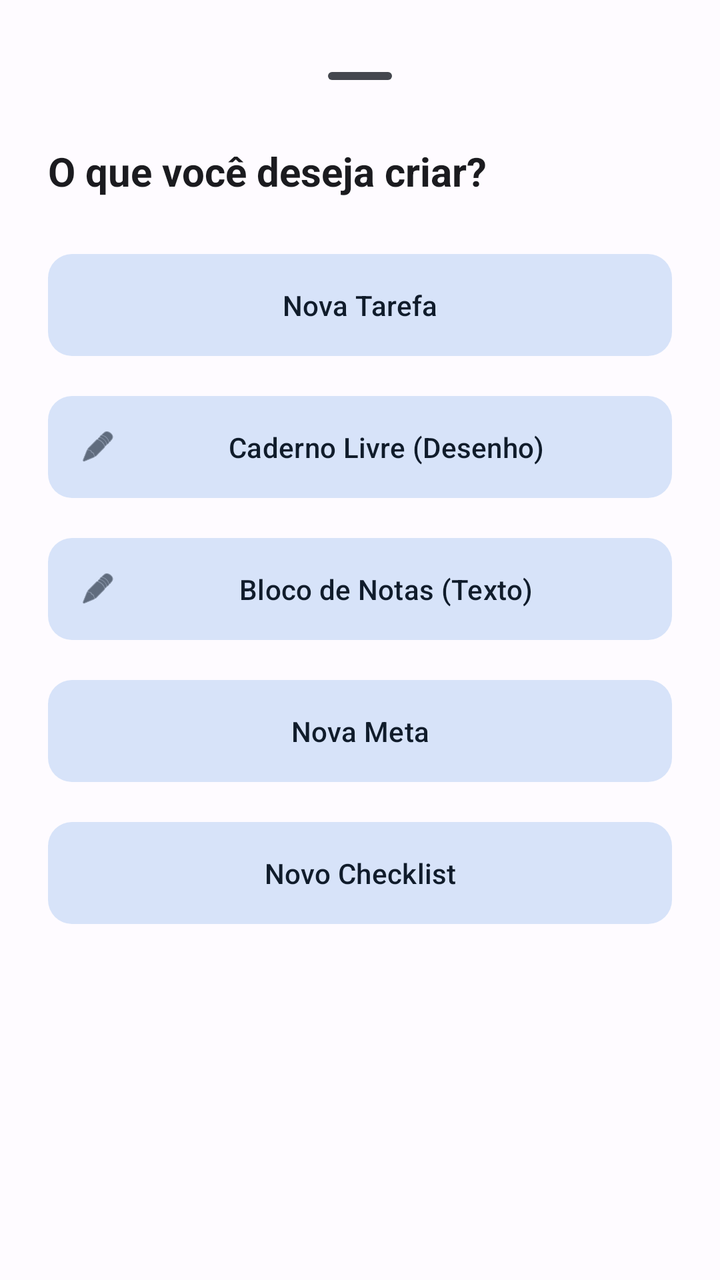
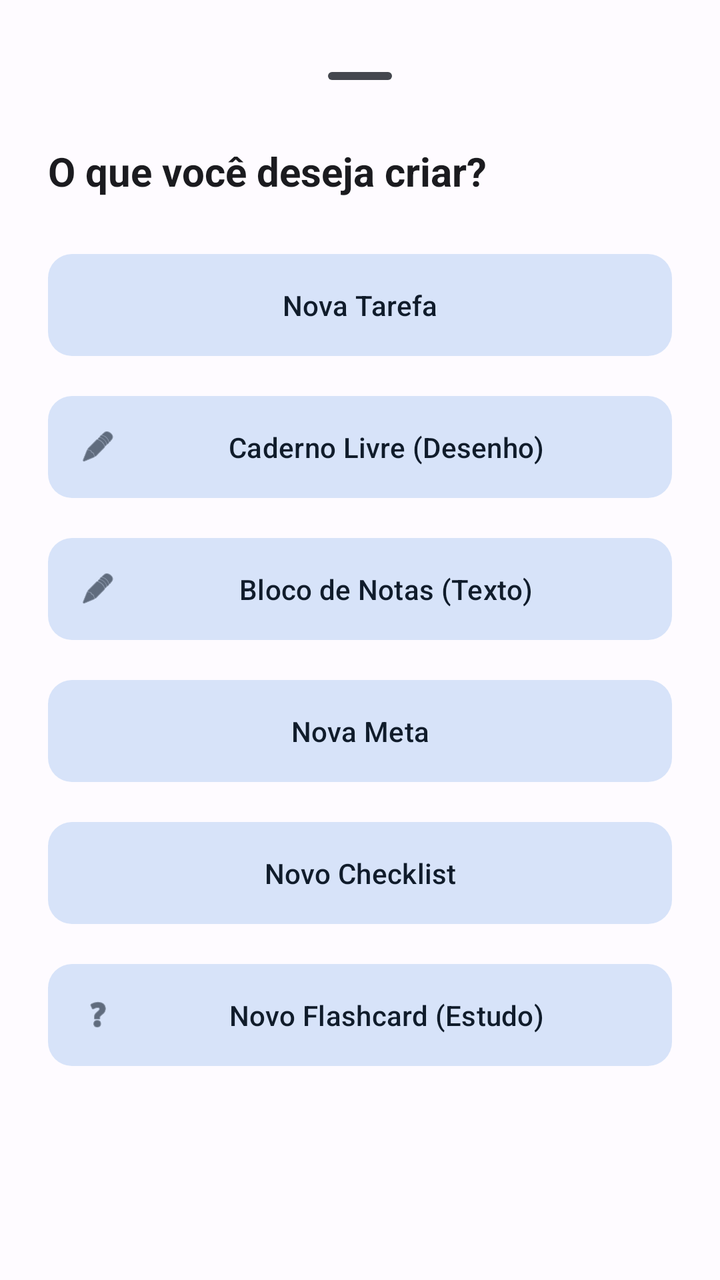

The first picture is an Android layout as it rendered before a commit; the second is the same layout after the commit. The layout source and the unified diff follow.
<!-- AndroidManifest.xml: application theme Theme.StudyFlow -->
<!-- res/layout/layout_menu_mais.xml -->
<?xml version="1.0" encoding="utf-8"?>
<LinearLayout xmlns:android="http://schemas.android.com/apk/res/android"
    xmlns:app="http://schemas.android.com/apk/res-auto"
    android:layout_width="match_parent"
    android:layout_height="wrap_content"
    android:orientation="vertical"
    android:padding="24dp"
    android:background="?attr/colorSurface">

    <com.google.android.material.bottomsheet.BottomSheetDragHandleView
        android:layout_width="match_parent"
        android:layout_height="wrap_content" />

    <TextView
        android:layout_width="wrap_content"
        android:layout_height="wrap_content"
        android:text="O que você deseja criar?"
        android:textSize="20sp"
        android:textStyle="bold"
        android:textColor="?attr/colorOnSurface"
        android:layout_marginBottom="24dp" />

    <com.google.android.material.button.MaterialButton
        android:id="@+id/btn_menu_tarefa"
        style="@style/Widget.Material3.Button.TonalButton"
        android:layout_width="match_parent"
        android:layout_height="wrap_content"
        android:text="Nova Tarefa"
        android:layout_marginBottom="12dp"
        android:padding="16dp"
        app:cornerRadius="12dp"/>

    <com.google.android.material.button.MaterialButton
        android:id="@+id/btn_menu_anotacao"
        style="@style/Widget.Material3.Button.TonalButton"
        android:layout_width="match_parent"
        android:layout_height="wrap_content"
        android:text="Caderno Livre (Desenho)"
        android:layout_marginBottom="12dp"
        android:padding="16dp"
        app:cornerRadius="12dp"
        app:icon="@android:drawable/ic_menu_edit" />

    <com.google.android.material.button.MaterialButton
        android:id="@+id/btn_menu_bloco_notas"
        style="@style/Widget.Material3.Button.TonalButton"
        android:layout_width="match_parent"
        android:layout_height="wrap_content"
        android:text="Bloco de Notas (Texto)"
        android:layout_marginBottom="12dp"
        android:padding="16dp"
        app:cornerRadius="12dp"
        app:icon="@android:drawable/ic_menu_edit" />


    <com.google.android.material.button.MaterialButton
        android:id="@+id/btn_menu_meta"
        style="@style/Widget.Material3.Button.TonalButton"
        android:layout_width="match_parent"
        android:layout_height="wrap_content"
        android:text="Nova Meta"
        android:layout_marginBottom="12dp"
        android:padding="16dp"
        app:cornerRadius="12dp"/>

    <com.google.android.material.button.MaterialButton
        android:id="@+id/btn_menu_checklist"
        style="@style/Widget.Material3.Button.TonalButton"
        android:layout_width="match_parent"
        android:layout_height="wrap_content"
        android:text="Novo Checklist"
        android:padding="16dp"
        app:cornerRadius="12dp"/>

</LinearLayout>
<!-- resources referenced by this layout -->
<resources>
  <style name="Theme.StudyFlow" parent="Base.Theme.StudyFlow" />
  <style name="Base.Theme.StudyFlow" parent="Theme.Material3.DayNight.NoActionBar">
          
          <item name="colorPrimary">@color/primary</item>
          <item name="colorOnPrimary">@color/onPrimary</item>
          <item name="colorPrimaryContainer">@color/primaryContainer</item>
          <item name="colorOnPrimaryContainer">@color/onPrimaryContainer</item>
  
          
          <item name="colorSecondary">@color/secondary</item>
          <item name="colorOnSecondary">@color/onSecondary</item>
          <item name="colorSecondaryContainer">@color/secondaryContainer</item>
          <item name="colorOnSecondaryContainer">@color/onSecondaryContainer</item>
  
          
          <item name="android:windowBackground">@color/background</item>
          <item name="colorSurface">@color/surface</item>
          <item name="colorOnSurface">@color/onSurface</item>
          <item name="colorSurfaceVariant">@color/surfaceVariant</item>
          <item name="colorOnSurfaceVariant">@color/onSurfaceVariant</item>
  
          
          <item name="android:statusBarColor">?attr/colorSurface</item>
          <item name="android:windowLightStatusBar">true</item>
      </style>
  <color name="primary">#2196F3</color>
  <color name="onPrimary">#FFFFFF</color>
  <color name="primaryContainer">#D1E4FF</color>
  <color name="onPrimaryContainer">#001D36</color>
  <color name="secondary">#545F71</color>
  <color name="onSecondary">#FFFFFF</color>
  <color name="secondaryContainer">#D7E3F9</color>
  <color name="onSecondaryContainer">#101C2B</color>
  <color name="background">#FEFBFF</color>
  <color name="surface">#FEFBFF</color>
  <color name="onSurface">#1B1B1F</color>
  <color name="surfaceVariant">#E1E2EC</color>
  <color name="onSurfaceVariant">#44474E</color>
</resources>

<!-- the commit's change to res/layout/layout_menu_mais.xml (unified diff, before → after) -->
@@ -69,7 +69,18 @@
         android:layout_width="match_parent"
         android:layout_height="wrap_content"
         android:text="Novo Checklist"
+        android:layout_marginBottom="12dp"
         android:padding="16dp"
         app:cornerRadius="12dp"/>
 
+    <com.google.android.material.button.MaterialButton
+        android:id="@+id/btn_menu_flashcard"
+        style="@style/Widget.Material3.Button.TonalButton"
+        android:layout_width="match_parent"
+        android:layout_height="wrap_content"
+        android:text="Novo Flashcard (Estudo)"
+        android:padding="16dp"
+        app:cornerRadius="12dp"
+        app:icon="@android:drawable/ic_menu_help" />
+
 </LinearLayout>
